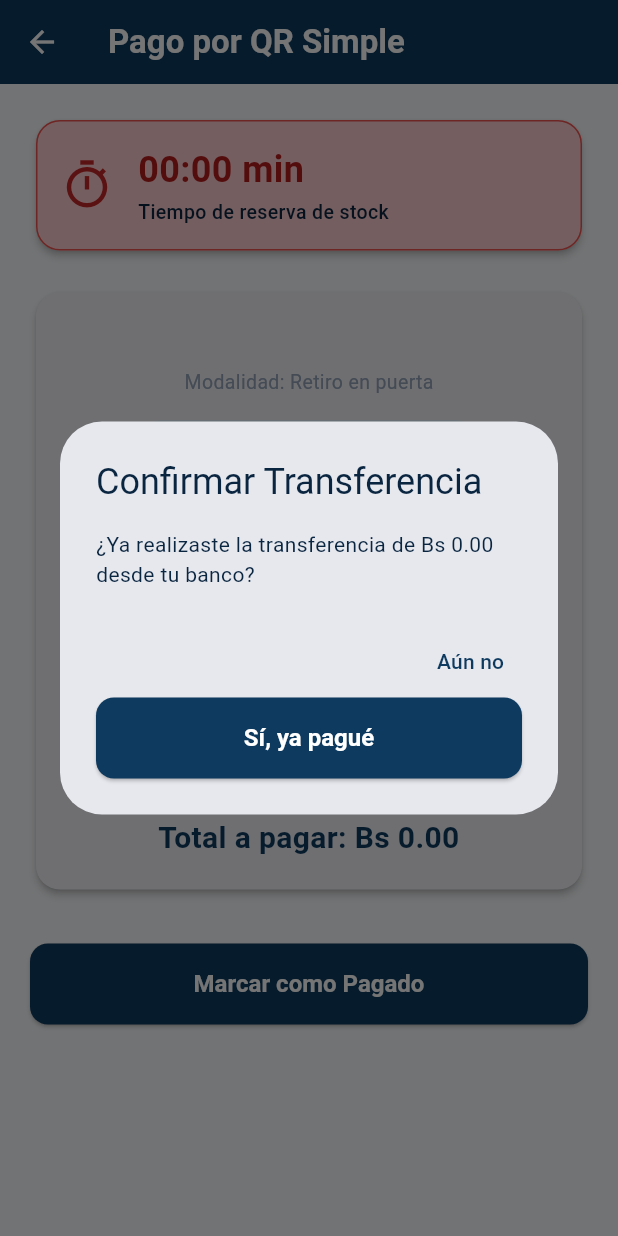
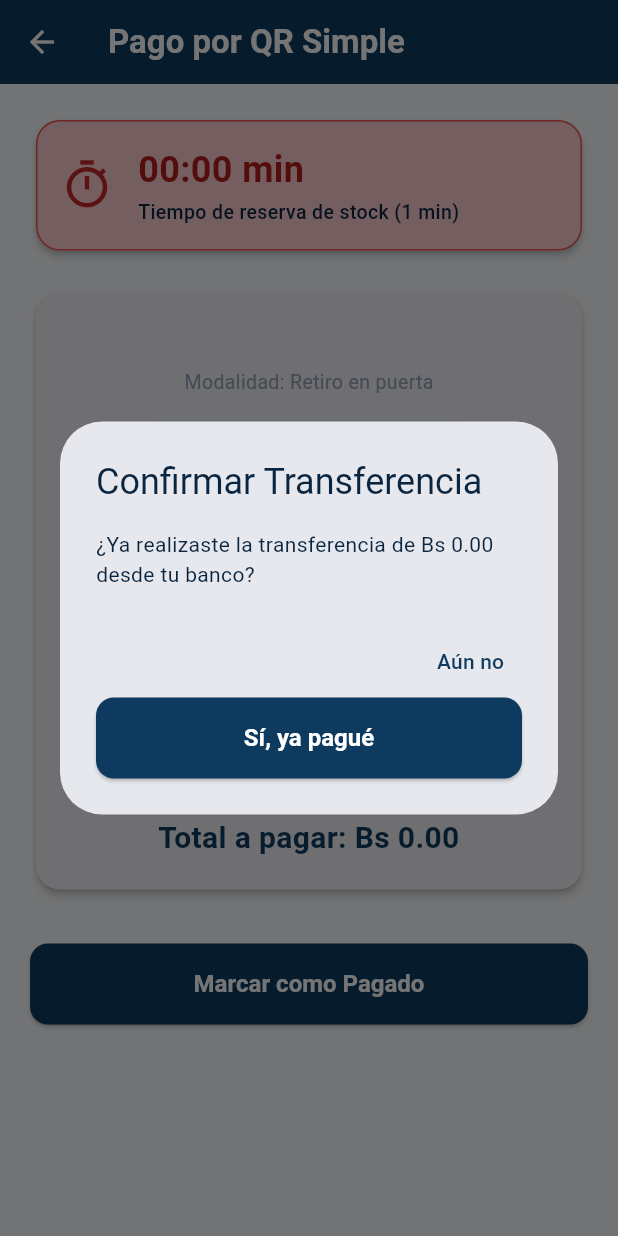
Before and after one commit to sadam2000yg/debarrio, a Flutter app: the PagoQrScreen screen opened directly with empty values, after a tap on "Marcar como Pagado", on a phone screen of 412 x 824 dp. Run offline on Flutter 3.47's test engine with Material 3 defaults, Android fonts, the phone set to English and light mode, and no system bars; drawn by our look-alikes of cached_network_image; our stand-ins replace flutter_image_compress, flutter_map, flutter_secure_storage, geolocator, image_picker, latlong2 and 1 more; accounts and stored records are empty; network calls fail.

Commit message:
Ajustar mensajes claros de reservacion por otro vecino y reducir tiempo de reserva a 1 minuto

```diff
--- a/lib/features/pedidos/presentation/carrito_provider.dart
+++ b/lib/features/pedidos/presentation/carrito_provider.dart
@@ -186,7 +186,7 @@ class CarritoProvider extends ChangeNotifier {
         if (stockDisponible < item.cantidad) {
           _validandoStock = false;
           notifyListeners();
-          return 'Stock insuficiente para "${item.producto.nombre}" (Disponible: $stockDisponible)';
+          return 'El producto "${item.producto.nombre}" ha sido reservado por otro vecino o el stock es insuficiente (Disponible: $stockDisponible). Si no completa su compra en 1 minuto, volverá a estar disponible.';
         }
       }
 
--- a/lib/features/pedidos/presentation/checkout_screen.dart
+++ b/lib/features/pedidos/presentation/checkout_screen.dart
@@ -92,7 +92,7 @@ class _CheckoutScreenState extends State<CheckoutScreen> {
       showDialog(
         context: context,
         builder: (ctx) => AlertDialog(
-          title: const Text('No se pudo procesar la reserva'),
+          title: const Text('Reserva no disponible / Producto ocupado'),
           content: Text(errorMsg!),
           actions: [
             ElevatedButton(
@@ -301,7 +301,7 @@ class _CheckoutScreenState extends State<CheckoutScreen> {
                           SizedBox(width: 12),
                           Expanded(
                             child: Text(
-                              'Al confirmar, tu stock quedará reservado por 3 minutos para realizar el pago por QR Simple.',
+                              'Al confirmar, tu stock quedará reservado por 1 minuto para realizar el pago por QR Simple.',
                               style: TextStyle(fontWeight: FontWeight.w500, color: Colors.brown, fontSize: 13),
                             ),
                           ),
@@ -312,7 +312,7 @@ class _CheckoutScreenState extends State<CheckoutScreen> {
                     SizedBox(
                       height: 54,
                       child: BotonPrincipal(
-                        texto: 'Confirmar y reservar stock (3 min)',
+                        texto: 'Confirmar y reservar stock (1 min)',
                         cargando: _procesando,
                         onPressed: _procesando ? null : () => _confirmarYReservar(carrito),
                       ),
--- a/lib/features/pedidos/presentation/mis_compras_screen.dart
+++ b/lib/features/pedidos/presentation/mis_compras_screen.dart
@@ -160,7 +160,7 @@ class _MisComprasScreenState extends State<MisComprasScreen> {
         colorTxt = Colors.green.shade900;
         break;
       case 'CANCELADO_POR_TIEMPO':
-        label = 'Cancelado por tiempo (3 min)';
+        label = 'Cancelado por tiempo (1 min)';
         colorBg = Colors.red.shade100;
         colorTxt = Colors.red.shade900;
         break;
--- a/lib/features/pedidos/presentation/pago_qr_screen.dart
+++ b/lib/features/pedidos/presentation/pago_qr_screen.dart
@@ -184,7 +184,7 @@ class _PagoQrScreenState extends State<PagoQrScreen> {
   @override
   Widget build(BuildContext context) {
     final bool esExpirado = _pedidoActual.estado == 'CANCELADO_POR_TIEMPO';
-    final bool esUrgente = _restante.inSeconds < 45 && !esExpirado;
+    final bool esUrgente = _restante.inSeconds < 20 && !esExpirado;
     final String minutos = _restante.inMinutes.remainder(60).toString().padLeft(2, '0');
     final String segundos = _restante.inSeconds.remainder(60).toString().padLeft(2, '0');
     final String modalidad = _pedidoActual.modalidadEntrega == 'DELIVERY' ? 'Envío a domicilio' : 'Retiro en puerta';
@@ -236,7 +236,7 @@ class _PagoQrScreenState extends State<PagoQrScreen> {
                             ),
                             const SizedBox(height: 2),
                             const Text(
-                              'Tiempo de reserva de stock',
+                              'Tiempo de reserva de stock (1 min)',
                               style: TextStyle(fontSize: 13, fontWeight: FontWeight.w500, color: AppTheme.textPrimary),
                             ),
                           ],
@@ -342,7 +342,7 @@ class _PagoQrScreenState extends State<PagoQrScreen> {
                     borderRadius: BorderRadius.circular(12),
                   ),
                   child: const Text(
-                    'El tiempo de 3 minutos expiró y tu stock fue liberado',
+                    'El tiempo de 1 minuto expiró y tu stock fue liberado',
                     textAlign: TextAlign.center,
                     style: TextStyle(fontWeight: FontWeight.bold, color: Colors.red),
                   ),
```
Also changed, not shown: lib/features/pedidos/data/pedidos_repository.dart (+8 -0 lines).
